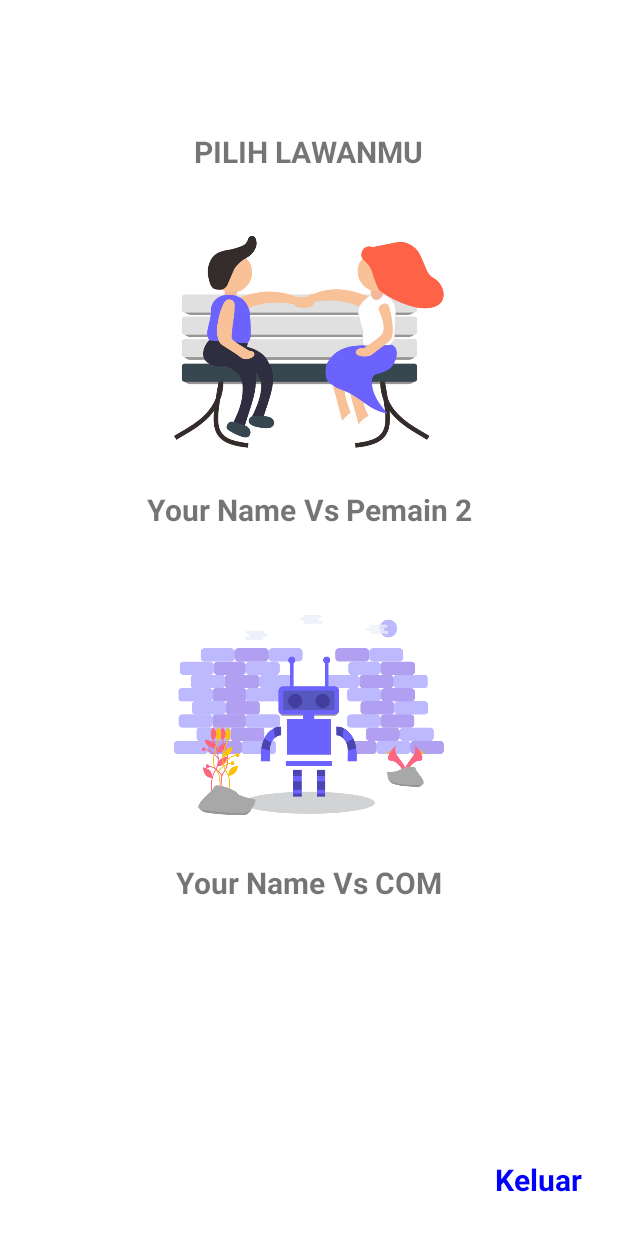
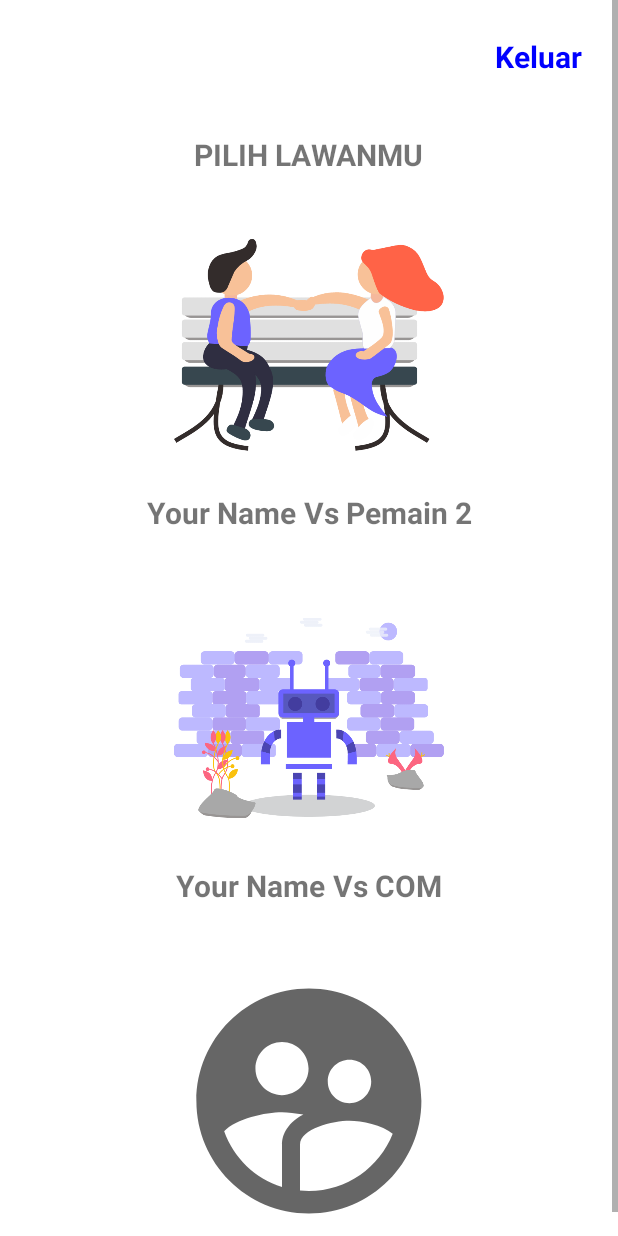
Before and after one commit to alankurniadi12/game-design-binar-cp6, an Android app: the layout activity_menu.xml on its own in the app's theme, with its tools: preview values and no code run, on a phone screen of 412 x 824 dp. Run offline under Robolectric (Android 15) with nearby library versions, the phone set to English and light mode, and no system bars.

Commit message:
Daftar user done

```diff
--- a/app/src/main/AndroidManifest.xml
+++ b/app/src/main/AndroidManifest.xml
@@ -9,6 +9,9 @@
         android:roundIcon="@mipmap/ic_logo_round"
         android:supportsRtl="true"
         android:theme="@style/Theme.GameDesignBinarCp6">
+        <activity
+            android:name=".ui.ListUserActivity"
+            android:exported="false" />
         <activity
             android:name=".ui.MenuActivity"
             android:exported="false" />
--- a/app/src/main/java/com/binar/gamedesignbinarcp6/login/RegisterActivity.kt
+++ b/app/src/main/java/com/binar/gamedesignbinarcp6/login/RegisterActivity.kt
@@ -35,7 +35,6 @@ class RegisterActivity : AppCompatActivity(), MainView {
 
             if (name.isNotEmpty() && email.isNotEmpty() && number.isNotEmpty()) {
                 GlobalScope.async {
-
                     mainPresenterImpl.addUser(users)
                     runOnUiThread {
                         Toast.makeText(this@RegisterActivity, "Data Berhasil ditambahkan", Toast.LENGTH_SHORT).show()
--- a/app/src/main/java/com/binar/gamedesignbinarcp6/ui/MenuActivity.kt
+++ b/app/src/main/java/com/binar/gamedesignbinarcp6/ui/MenuActivity.kt
@@ -33,6 +33,10 @@ class MenuActivity : AppCompatActivity() {
         binding.tvKeluar.setOnClickListener {
             loginPref.clearStatusLogin()
             startActivity(Intent(this, LoginActivity::class.java))
+        }
+
+        binding.imgListUser.setOnClickListener {
+            startActivity(Intent(this, ListUserActivity::class.java))
         }
     }
 
--- /dev/null
+++ b/app/src/main/res/drawable/ic_baseline_supervised_user_circle_24.xml
@@ -0,0 +1,10 @@
+<vector xmlns:android="http://schemas.android.com/apk/res/android"
+    android:width="24dp"
+    android:height="24dp"
+    android:viewportWidth="24"
+    android:viewportHeight="24"
+    android:tint="?attr/colorControlNormal">
+  <path
+      android:fillColor="@android:color/white"
+      android:pathData="M11.99,2c-5.52,0 -10,4.48 -10,10s4.48,10 10,10 10,-4.48 10,-10 -4.48,-10 -10,-10zM15.6,8.34c1.07,0 1.93,0.86 1.93,1.93 0,1.07 -0.86,1.93 -1.93,1.93 -1.07,0 -1.93,-0.86 -1.93,-1.93 -0.01,-1.07 0.86,-1.93 1.93,-1.93zM9.6,6.76c1.3,0 2.36,1.06 2.36,2.36 0,1.3 -1.06,2.36 -2.36,2.36s-2.36,-1.06 -2.36,-2.36c0,-1.31 1.05,-2.36 2.36,-2.36zM9.6,15.89v3.75c-2.4,-0.75 -4.3,-2.6 -5.14,-4.96 1.05,-1.12 3.67,-1.69 5.14,-1.69 0.53,0 1.2,0.08 1.9,0.22 -1.64,0.87 -1.9,2.02 -1.9,2.68zM11.99,20c-0.27,0 -0.53,-0.01 -0.79,-0.04v-4.07c0,-1.42 2.94,-2.13 4.4,-2.13 1.07,0 2.92,0.39 3.84,1.15 -1.17,2.97 -4.06,5.09 -7.45,5.09z"/>
+</vector>
--- a/app/src/main/res/layout/activity_menu.xml
+++ b/app/src/main/res/layout/activity_menu.xml
@@ -1,9 +1,12 @@
 <?xml version="1.0" encoding="utf-8"?>
-<androidx.constraintlayout.widget.ConstraintLayout xmlns:android="http://schemas.android.com/apk/res/android"
-    xmlns:app="http://schemas.android.com/apk/res-auto"
+<ScrollView xmlns:app="http://schemas.android.com/apk/res-auto"
     xmlns:tools="http://schemas.android.com/tools"
     android:layout_width="match_parent"
     android:layout_height="match_parent"
+    xmlns:android="http://schemas.android.com/apk/res/android">
+    <androidx.constraintlayout.widget.ConstraintLayout
+        android:layout_width="match_parent"
+        android:layout_height="wrap_content"
         tools:context=".ui.MenuActivity">
 
         <TextView
@@ -105,17 +108,31 @@
                 android:textStyle="bold" />
         </LinearLayout>
 
+        <ImageView
+            android:id="@+id/img_list_user"
+            android:layout_width="180dp"
+            android:layout_height="180dp"
+            android:layout_marginTop="32dp"
+            android:layout_marginBottom="16dp"
+            android:src="@drawable/ic_baseline_supervised_user_circle_24"
+            app:layout_constraintBottom_toBottomOf="parent"
+            app:layout_constraintEnd_toEndOf="parent"
+            app:layout_constraintStart_toStartOf="parent"
+            app:layout_constraintTop_toBottomOf="@+id/menu_2" />
+
         <TextView
             android:id="@+id/tv_keluar"
             android:layout_width="wrap_content"
             android:layout_height="wrap_content"
+            android:layout_marginTop="24dp"
             android:layout_marginEnd="24dp"
-        android:layout_marginBottom="24dp"
             android:text="Keluar"
+            android:textColor="@color/Blue"
             android:textSize="20sp"
             android:textStyle="bold"
-        android:textColor="@color/Blue"
-        app:layout_constraintBottom_toBottomOf="parent"
-        app:layout_constraintEnd_toEndOf="parent" />
+            app:layout_constraintEnd_toEndOf="parent"
+            app:layout_constraintTop_toTopOf="parent" />
 
     </androidx.constraintlayout.widget.ConstraintLayout>
+
+</ScrollView>
```
Also changed, not shown: app/src/main/java/com/binar/gamedesignbinarcp6/ui/ListUserActivity.kt (added, +41 -0 lines), app/src/main/java/com/binar/gamedesignbinarcp6/ui/UserAdapter.kt (added, +41 -0 lines), app/src/main/res/layout/activity_list_user.xml (added, +21 -0 lines), app/src/main/res/layout/user_item.xml (added, +62 -0 lines). Lines whose indentation alone changed are shown as unchanged.
